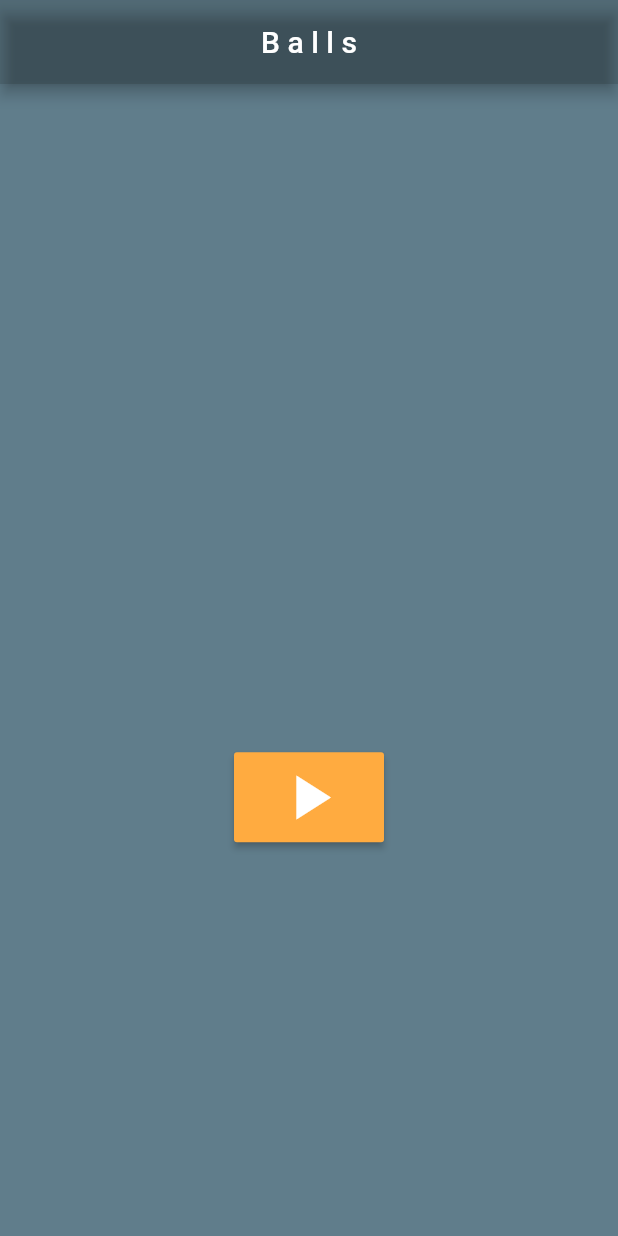
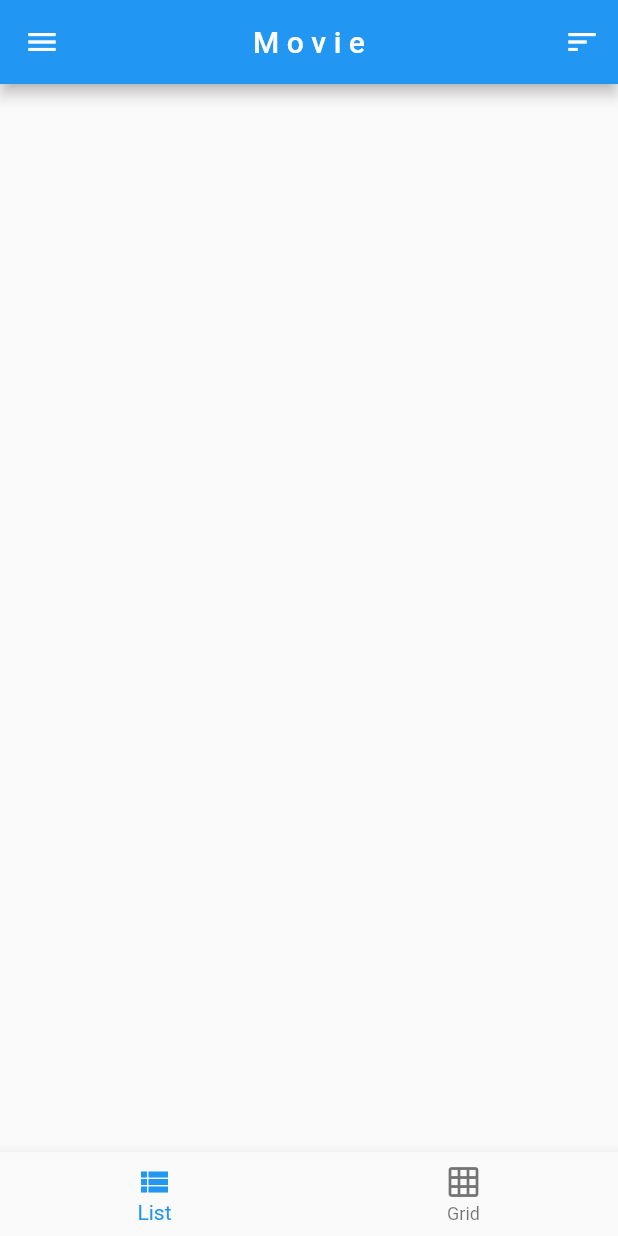
Before and after one commit to 2ChanWoo/temp, a Flutter app: the screen it shows after launch, on a phone screen of 412 x 824 dp. Run offline on Flutter 3.47's test engine with Material 2 defaults, Android fonts, the phone set to English and light mode, and no system bars; missing offline and left inert: firebase_admob; accounts and stored records are empty.

```diff
--- a/lib/main.dart
+++ b/lib/main.dart
@@ -1,9 +1,13 @@
 import 'package:flutter/material.dart';
+import 'package:lotto/test.dart';
+import 'BMI.dart';
 import 'basic.dart';
+import 'customForm.dart';
 //import 'package:firebase_admob/firebase_admob.dart';
 //import 'package:firebase_core/firebase_core.dart';
 
 void main() {
+ // Admob.initialize(getAppId());
   runApp(MyApp());
 }
 
@@ -21,7 +25,7 @@ class MyApp extends StatelessWidget {
         primarySwatch: Colors.blue,
         visualDensity: VisualDensity.adaptivePlatformDensity,
       ),
-      home: Dice(),
+      home: MainPage(),
     );
   }
 }
--- /dev/null
+++ b/lib/test.dart
@@ -0,0 +1,121 @@
+import "package:flutter/material.dart";
+import 'package:firebase_admob/firebase_admob.dart';
+import 'dart:io' show Platform;
+
+// 1-2. 탭 화면 (각 화면 import)
+
+// 1-2. 탭 화면 (Stateless -> Stateful)
+class MainPage extends StatefulWidget {
+  // 1-2. 탭 화면 (_selectedTabIndex 변수 옮김)
+  // 1-2. 탭 화면 (탭 인덱스 설정)
+  @override
+  _MainPageState createState() => _MainPageState();
+}
+
+class _MainPageState extends State<MainPage> {
+  int _selectedTabIndex = 0;
+
+  static MobileAdTargetingInfo targetingInfo = MobileAdTargetingInfo(
+    keywords: <String>['flutter', 'firebase', 'admob'],
+    testDevices: <String>[],
+  );
+
+  BannerAd bannerAd = BannerAd(
+    adUnitId: BannerAd.testAdUnitId,
+    size: AdSize.banner,
+    targetingInfo: targetingInfo,
+    listener: (MobileAdEvent event) {
+      print("BannerAd event is $event");
+    },
+  );
+
+  @override
+  void initState() {
+    // TODO: implement initState
+    FirebaseAdMob.instance.initialize(
+        appId: 'ca-app-pub-9993888033176045~5660132668'); // Android Test App ID
+    bannerAd..load()..show();
+    super.initState();
+  }
+
+  @override
+  Widget build(BuildContext context) {
+    return Scaffold(
+      appBar: AppBar(
+        centerTitle: true,
+        // 1-1. 상단화면 (제목 수정)
+        title: Text('M o v i e'),
+        // 1-1. 상단화면 (좌측 버튼 추가)
+        leading: Icon(Icons.menu),
+
+        // 1-1. 상단화면 (우측 팝업 버튼 및 이벤트 추가)
+        actions: <Widget>[
+          PopupMenuButton(
+            itemBuilder: (context) {
+              return [
+                PopupMenuItem(
+                  child: Text("예매율순"),
+                  value: 0,
+                ),
+                PopupMenuItem(
+                  child: Text("큐레이션"),
+                  value: 1,
+                ),
+                PopupMenuItem(
+                  child: Text("최신순"),
+                  value: 2,
+                )
+              ];
+            },
+            icon: Icon(Icons.sort),
+            onSelected: (value) {
+              if (value == 0)
+                print("예매율순");
+              else if (value == 1)
+                print("큐레이션");
+              else
+                print("최신순");
+            },
+          )
+        ],
+      ),
+
+      // 1-2. 탭 화면 (List, Grid Widget 연동)
+      body: _buildPage(_selectedTabIndex),
+
+      // 1-2. 탭 화면 (bottomNavigationBar 추가)
+      bottomNavigationBar: BottomNavigationBar(
+        items: <BottomNavigationBarItem>[
+          BottomNavigationBarItem(
+            icon: Icon(Icons.view_list),
+            title: Text('List'),
+          ),
+
+          BottomNavigationBarItem(
+            icon: Icon(Icons.grid_on),
+            title: Text('Grid'),
+          )
+        ],
+
+        currentIndex: _selectedTabIndex,    //이놈의 역할은??
+
+        onTap: (index) {
+          setState(() {
+            _selectedTabIndex = index;
+            print("$_selectedTabIndex Tab Clicked");
+          });
+        },
+      ),
+    );
+  }
+}
+
+// 1-2. 탭 화면 (State 구현)
+
+// 1-2. 탭 화면 (List, Grid Widget 반환)
+Widget _buildPage(index){
+  if(index ==0)
+    return Container();
+  else
+    return Container();
+}
--- a/pubspec.yaml
+++ b/pubspec.yaml
@@ -24,7 +24,7 @@ dependencies:
   flutter:
     sdk: flutter
 
-
+  firebase_admob: ^0.9.3+4
   # The following adds the Cupertino Icons font to your application.
   # Use with the CupertinoIcons class for iOS style icons.
   cupertino_icons: ^0.1.3
```
Also changed, not shown: pubspec.lock, 2 other files.
